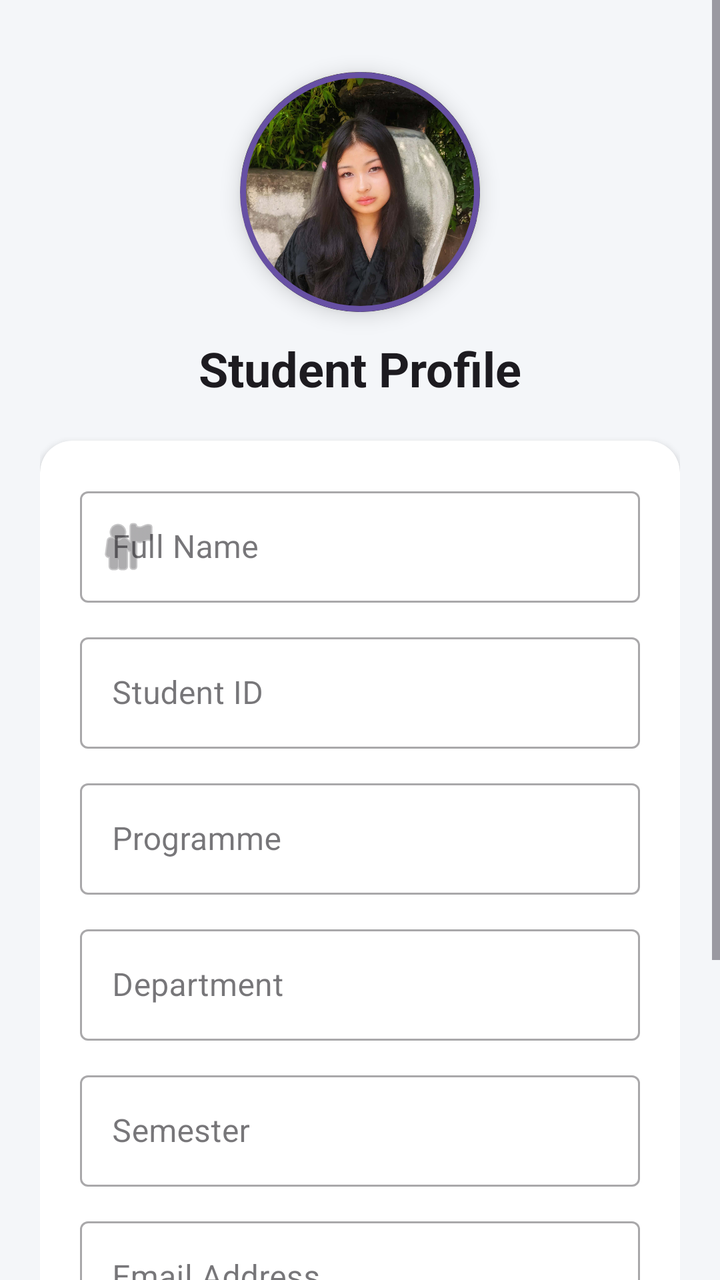
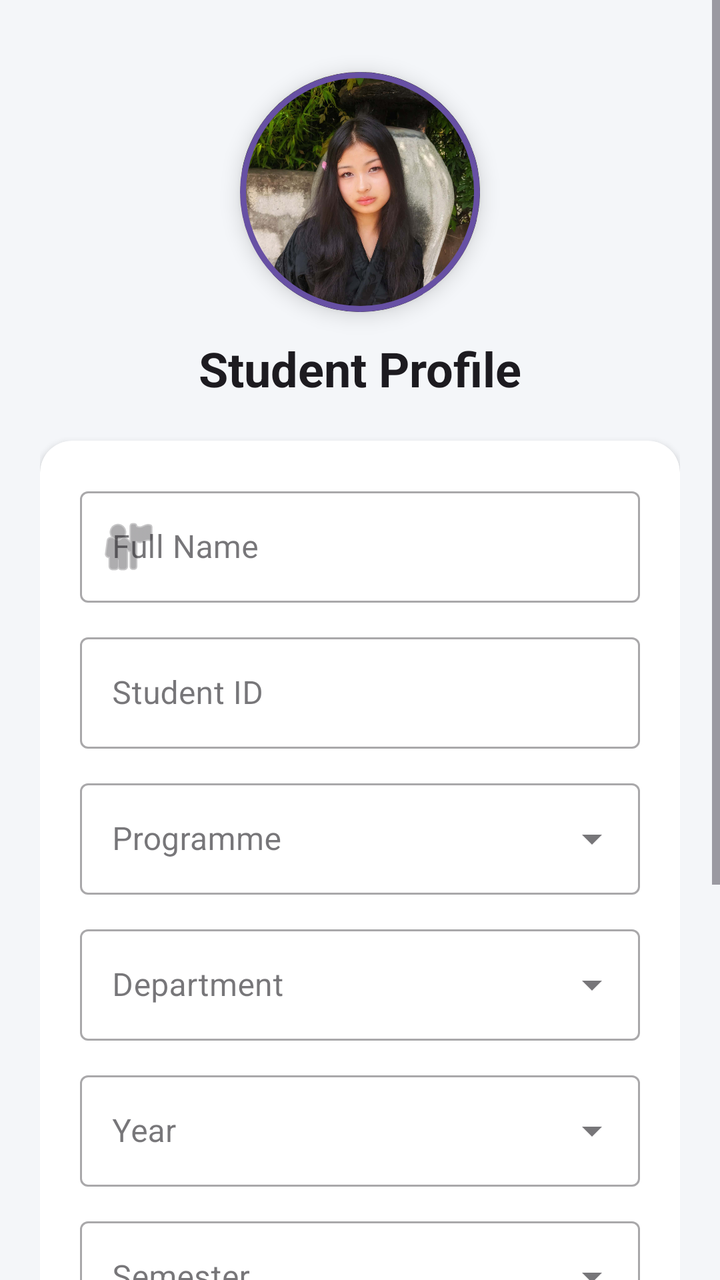

Two renders of the same Android screen: before a commit and after it. Below are the layout's source before the change and the commit's diff.
<!-- AndroidManifest.xml: application theme Theme.Lab2 -->
<!-- res/layout/activity_main.xml -->
<?xml version="1.0" encoding="utf-8"?>
<ScrollView xmlns:android="http://schemas.android.com/apk/res/android"
    xmlns:app="http://schemas.android.com/apk/res-auto"
    xmlns:tools="http://schemas.android.com/tools"
    android:id="@+id/mainScrollView"
    android:layout_width="match_parent"
    android:layout_height="match_parent"
    android:background="#F4F6F9"
    android:fillViewport="true"
    tools:context=".MainActivity">

    <androidx.constraintlayout.widget.ConstraintLayout
        android:layout_width="match_parent"
        android:layout_height="wrap_content"
        android:padding="20dp">

        
        <com.google.android.material.card.MaterialCardView
            android:id="@+id/cardProfile"
            android:layout_width="120dp"
            android:layout_height="120dp"
            android:layout_marginTop="16dp"
            app:cardCornerRadius="60dp"
            app:cardElevation="6dp"
            app:strokeColor="#6750A4"
            app:strokeWidth="3dp"
            app:layout_constraintEnd_toEndOf="parent"
            app:layout_constraintStart_toStartOf="parent"
            app:layout_constraintTop_toTopOf="parent">

            <ImageView
                android:id="@+id/imgProfile"
                android:layout_width="match_parent"
                android:layout_height="match_parent"
                android:contentDescription="@string/profile_picture"
                android:scaleType="centerCrop"
                android:src="@drawable/profile_pic" />
        </com.google.android.material.card.MaterialCardView>

        <TextView
            android:id="@+id/tvTitle"
            android:layout_width="wrap_content"
            android:layout_height="wrap_content"
            android:layout_marginTop="12dp"
            android:text="@string/student_profile"
            android:textColor="#1D1B20"
            android:textSize="24sp"
            android:textStyle="bold"
            app:layout_constraintEnd_toEndOf="parent"
            app:layout_constraintStart_toStartOf="parent"
            app:layout_constraintTop_toBottomOf="@id/cardProfile" />

        
        <com.google.android.material.card.MaterialCardView
            android:id="@+id/cardForm"
            android:layout_width="0dp"
            android:layout_height="wrap_content"
            android:layout_marginTop="20dp"
            app:cardBackgroundColor="#FFFFFF"
            app:cardCornerRadius="16dp"
            app:cardElevation="2dp"
            app:strokeWidth="0dp"
            app:layout_constraintEnd_toEndOf="parent"
            app:layout_constraintStart_toStartOf="parent"
            app:layout_constraintTop_toBottomOf="@id/tvTitle">

            <LinearLayout
                android:layout_width="match_parent"
                android:layout_height="wrap_content"
                android:orientation="vertical"
                android:padding="20dp">

                
                <com.google.android.material.textfield.TextInputLayout
                    style="@style/Widget.MaterialComponents.TextInputLayout.OutlinedBox"
                    android:layout_width="match_parent"
                    android:layout_height="wrap_content"
                    android:hint="@string/full_name"
                    app:startIconDrawable="@android:drawable/ic_menu_myplaces">

                    <com.google.android.material.textfield.TextInputEditText
                        android:id="@+id/etFullName"
                        android:layout_width="match_parent"
                        android:layout_height="wrap_content"
                        android:inputType="textPersonName" />
                </com.google.android.material.textfield.TextInputLayout>

                
                <com.google.android.material.textfield.TextInputLayout
                    style="@style/Widget.MaterialComponents.TextInputLayout.OutlinedBox"
                    android:layout_width="match_parent"
                    android:layout_height="wrap_content"
                    android:layout_marginTop="12dp"
                    android:hint="@string/student_id">

                    <com.google.android.material.textfield.TextInputEditText
                        android:id="@+id/etStudentId"
                        android:layout_width="match_parent"
                        android:layout_height="wrap_content"
                        android:inputType="number" />
                </com.google.android.material.textfield.TextInputLayout>

                
                <com.google.android.material.textfield.TextInputLayout
                    style="@style/Widget.MaterialComponents.TextInputLayout.OutlinedBox"
                    android:layout_width="match_parent"
                    android:layout_height="wrap_content"
                    android:layout_marginTop="12dp"
                    android:hint="@string/programme">

                    <com.google.android.material.textfield.TextInputEditText
                        android:id="@+id/etProgramme"
                        android:layout_width="match_parent"
                        android:layout_height="wrap_content"
                        android:inputType="text" />
                </com.google.android.material.textfield.TextInputLayout>

                
                <com.google.android.material.textfield.TextInputLayout
                    style="@style/Widget.MaterialComponents.TextInputLayout.OutlinedBox"
                    android:layout_width="match_parent"
                    android:layout_height="wrap_content"
                    android:layout_marginTop="12dp"
                    android:hint="@string/department">

                    <com.google.android.material.textfield.TextInputEditText
                        android:id="@+id/etDepartment"
                        android:layout_width="match_parent"
                        android:layout_height="wrap_content"
                        android:inputType="text" />
                </com.google.android.material.textfield.TextInputLayout>

                
                <com.google.android.material.textfield.TextInputLayout
                    style="@style/Widget.MaterialComponents.TextInputLayout.OutlinedBox"
                    android:layout_width="match_parent"
                    android:layout_height="wrap_content"
                    android:layout_marginTop="12dp"
                    android:hint="@string/semester">

                    <com.google.android.material.textfield.TextInputEditText
                        android:id="@+id/etSemester"
                        android:layout_width="match_parent"
                        android:layout_height="wrap_content"
                        android:inputType="text" />
                </com.google.android.material.textfield.TextInputLayout>

                
                <com.google.android.material.textfield.TextInputLayout
                    style="@style/Widget.MaterialComponents.TextInputLayout.OutlinedBox"
                    android:layout_width="match_parent"
                    android:layout_height="wrap_content"
                    android:layout_marginTop="12dp"
                    android:hint="@string/email_address">

                    <com.google.android.material.textfield.TextInputEditText
                        android:id="@+id/etEmail"
                        android:layout_width="match_parent"
                        android:layout_height="wrap_content"
                        android:inputType="textEmailAddress" />
                </com.google.android.material.textfield.TextInputLayout>

                
                <com.google.android.material.textfield.TextInputLayout
                    style="@style/Widget.MaterialComponents.TextInputLayout.OutlinedBox"
                    android:layout_width="match_parent"
                    android:layout_height="wrap_content"
                    android:layout_marginTop="12dp"
                    android:hint="@string/phone_number">

                    <com.google.android.material.textfield.TextInputEditText
                        android:id="@+id/etPhone"
                        android:layout_width="match_parent"
                        android:layout_height="wrap_content"
                        android:inputType="phone" />
                </com.google.android.material.textfield.TextInputLayout>

            </LinearLayout>
        </com.google.android.material.card.MaterialCardView>

        
        <com.google.android.material.button.MaterialButton
            android:id="@+id/btnSave"
            android:layout_width="0dp"
            android:layout_height="54dp"
            android:layout_marginTop="20dp"
            android:layout_marginEnd="6dp"
            android:text="@string/save"
            android:textSize="15sp"
            app:cornerRadius="12dp"
            app:layout_constraintEnd_toStartOf="@id/btnClear"
            app:layout_constraintHorizontal_chainStyle="spread"
            app:layout_constraintStart_toStartOf="parent"
            app:layout_constraintTop_toBottomOf="@id/cardForm" />

        <com.google.android.material.button.MaterialButton
            android:id="@+id/btnClear"
            style="@style/Widget.Material3.Button.OutlinedButton"
            android:layout_width="0dp"
            android:layout_height="54dp"
            android:layout_marginStart="6dp"
            android:layout_marginEnd="6dp"
            android:text="@string/clear"
            android:textSize="15sp"
            app:cornerRadius="12dp"
            app:layout_constraintEnd_toStartOf="@id/btnEdit"
            app:layout_constraintStart_toEndOf="@id/btnSave"
            app:layout_constraintTop_toTopOf="@id/btnSave" />

        <com.google.android.material.button.MaterialButton
            android:id="@+id/btnEdit"
            style="@style/Widget.Material3.Button.TonalButton"
            android:layout_width="0dp"
            android:layout_height="54dp"
            android:layout_marginStart="6dp"
            android:text="@string/edit"
            android:textSize="15sp"
            app:cornerRadius="12dp"
            app:layout_constraintEnd_toEndOf="parent"
            app:layout_constraintStart_toEndOf="@id/btnClear"
            app:layout_constraintTop_toTopOf="@id/btnSave" />

    </androidx.constraintlayout.widget.ConstraintLayout>
</ScrollView>
<!-- resources referenced by this layout -->
<resources>
  <!-- drawable profile_pic: jpg bitmap (drawable, 289619 bytes) -->
  <string name="clear">Clear</string>
  <string name="department">Department</string>
  <string name="edit">Edit</string>
  <string name="email_address">Email Address</string>
  <string name="full_name">Full Name</string>
  <string name="phone_number">Phone Number</string>
  <string name="profile_picture">Profile Picture</string>
  <string name="programme">Programme</string>
  <string name="save">Save</string>
  <string name="semester">Semester</string>
  <string name="student_id">Student ID</string>
  <string name="student_profile">Student Profile</string>
  <style name="Theme.Lab2" parent="Base.Theme.Lab2" />
  <style name="Base.Theme.Lab2" parent="Theme.Material3.DayNight.NoActionBar">
          
          
      </style>
</resources>

<!-- the commit's change to res/layout/activity_main.xml (unified diff, before → after) -->
@@ -102,47 +102,62 @@
 
                 
                 <com.google.android.material.textfield.TextInputLayout
-                    style="@style/Widget.MaterialComponents.TextInputLayout.OutlinedBox"
+                    style="@style/Widget.MaterialComponents.TextInputLayout.OutlinedBox.ExposedDropdownMenu"
                     android:layout_width="match_parent"
                     android:layout_height="wrap_content"
                     android:layout_marginTop="12dp"
                     android:hint="@string/programme">
 
-                    <com.google.android.material.textfield.TextInputEditText
+                    <AutoCompleteTextView
                         android:id="@+id/etProgramme"
                         android:layout_width="match_parent"
                         android:layout_height="wrap_content"
-                        android:inputType="text" />
-                </com.google.android.material.textfield.TextInputLayout>
-
-                
-                <com.google.android.material.textfield.TextInputLayout
-                    style="@style/Widget.MaterialComponents.TextInputLayout.OutlinedBox"
+                        android:inputType="none" />
+                </com.google.android.material.textfield.TextInputLayout>
+
+                
+                <com.google.android.material.textfield.TextInputLayout
+                    style="@style/Widget.MaterialComponents.TextInputLayout.OutlinedBox.ExposedDropdownMenu"
                     android:layout_width="match_parent"
                     android:layout_height="wrap_content"
                     android:layout_marginTop="12dp"
                     android:hint="@string/department">
 
-                    <com.google.android.material.textfield.TextInputEditText
+                    <AutoCompleteTextView
                         android:id="@+id/etDepartment"
                         android:layout_width="match_parent"
                         android:layout_height="wrap_content"
-                        android:inputType="text" />
-                </com.google.android.material.textfield.TextInputLayout>
-
-                
-                <com.google.android.material.textfield.TextInputLayout
-                    style="@style/Widget.MaterialComponents.TextInputLayout.OutlinedBox"
+                        android:inputType="none" />
+                </com.google.android.material.textfield.TextInputLayout>
+
+                
+                <com.google.android.material.textfield.TextInputLayout
+                    style="@style/Widget.MaterialComponents.TextInputLayout.OutlinedBox.ExposedDropdownMenu"
+                    android:layout_width="match_parent"
+                    android:layout_height="wrap_content"
+                    android:layout_marginTop="12dp"
+                    android:hint="@string/year">
+
+                    <AutoCompleteTextView
+                        android:id="@+id/etYear"
+                        android:layout_width="match_parent"
+                        android:layout_height="wrap_content"
+                        android:inputType="none" />
+                </com.google.android.material.textfield.TextInputLayout>
+
+                
+                <com.google.android.material.textfield.TextInputLayout
+                    style="@style/Widget.MaterialComponents.TextInputLayout.OutlinedBox.ExposedDropdownMenu"
                     android:layout_width="match_parent"
                     android:layout_height="wrap_content"
                     android:layout_marginTop="12dp"
                     android:hint="@string/semester">
 
-                    <com.google.android.material.textfield.TextInputEditText
+                    <AutoCompleteTextView
                         android:id="@+id/etSemester"
                         android:layout_width="match_parent"
                         android:layout_height="wrap_content"
-                        android:inputType="text" />
+                        android:inputType="none" />
                 </com.google.android.material.textfield.TextInputLayout>
 
                 
<!-- resource entries referenced after the edit -->
@@ -13,6 +13,7 @@
   <string name="semester">Semester</string>
   <string name="student_id">Student ID</string>
   <string name="student_profile">Student Profile</string>
+  <string name="year">Year</string>
   <style name="Theme.Lab2" parent="Base.Theme.Lab2" />
   <style name="Base.Theme.Lab2" parent="Theme.Material3.DayNight.NoActionBar">
           
